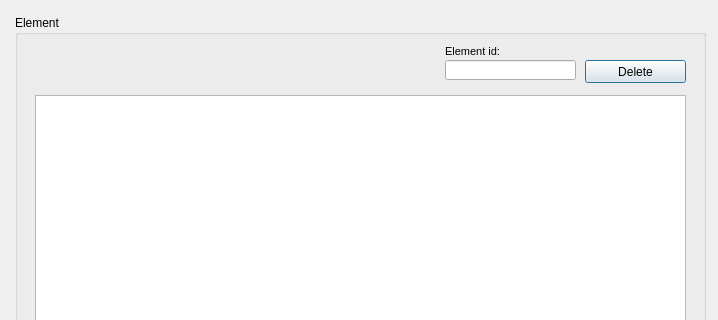
This is ui/element_management.ui in Giswater/giswater_qgis_plugin as Qt 5 draws it before an edit; both pictures show x 0 to 718 and y 0 to 320 of the 718 by 544 pixel window. The edited form follows.
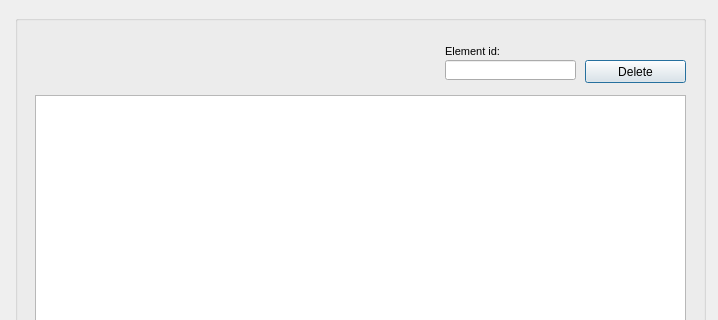
This is the edited form.

Diff of the .ui file:
```diff
--- a/ui/element_management.ui
+++ b/ui/element_management.ui
@@ -23,7 +23,7 @@
     </rect>
    </property>
    <property name="title">
-    <string>Element</string>
+    <string/>
    </property>
    <widget class="QTableView" name="tbl_element">
     <property name="geometry">
```
Left out of the diff: 4 changed lines with no effect on the pictures.
